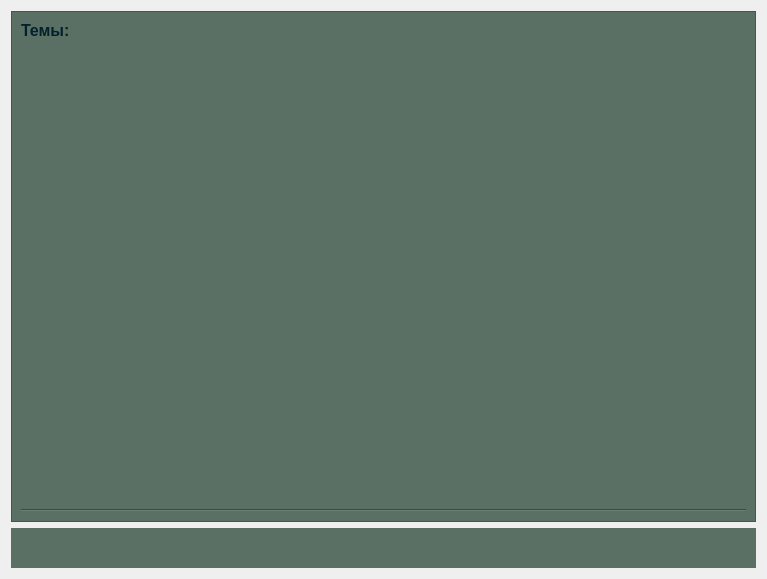
This is Widgets/labsmodul.ui in ThomasLucky13/ASSofOOP-Automated-Studying-System- as Qt 5 draws it before an edit. The edited form follows.
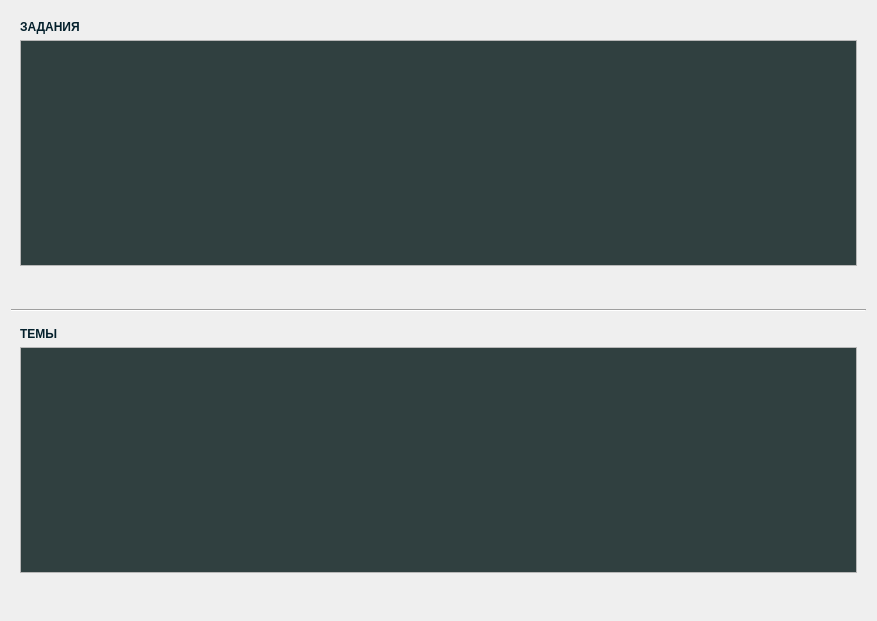
This is the edited form. Icons and pictures are not drawn.

Patch:
```diff
--- a/Widgets/labsmodul.ui
+++ b/Widgets/labsmodul.ui
@@ -6,8 +6,8 @@
    <rect>
     <x>0</x>
     <y>0</y>
-    <width>767</width>
-    <height>579</height>
+    <width>877</width>
+    <height>621</height>
    </rect>
   </property>
   <property name="windowTitle">
@@ -15,126 +15,53 @@
   </property>
   <layout class="QVBoxLayout" name="verticalLayout">
    <item>
-    <widget class="QScrollArea" name="scrollArea_2">
+    <widget class="QWidget" name="TaskWidget" native="true">
      <property name="sizePolicy">
       <sizepolicy hsizetype="Expanding" vsizetype="Expanding">
        <horstretch>0</horstretch>
        <verstretch>0</verstretch>
       </sizepolicy>
      </property>
-     <property name="styleSheet">
-      <string notr="true">border-color: rgb(48, 64, 64);
-background-color: rgb(91, 112, 101);</string>
-     </property>
-     <property name="widgetResizable">
-      <bool>true</bool>
-     </property>
-     <widget class="QWidget" name="scrollAreaWidgetContents_2">
-      <property name="geometry">
-       <rect>
-        <x>0</x>
-        <y>0</y>
-        <width>751</width>
-        <height>469</height>
-       </rect>
-      </property>
-      <property name="sizePolicy">
-       <sizepolicy hsizetype="Minimum" vsizetype="Expanding">
-        <horstretch>0</horstretch>
-        <verstretch>0</verstretch>
-       </sizepolicy>
-      </property>
-      <property name="font">
-       <font>
-        <pointsize>9</pointsize>
-       </font>
-      </property>
-      <property name="styleSheet">
-       <string notr="true">border-color: rgb(48, 64, 64);</string>
-      </property>
-      <layout class="QVBoxLayout" name="contextLayout">
+     <layout class="QVBoxLayout" name="verticalLayout_2">
        <item>
         <widget class="QLabel" name="label">
-         <property name="sizePolicy">
-          <sizepolicy hsizetype="Preferred" vsizetype="Preferred">
-           <horstretch>0</horstretch>
-           <verstretch>0</verstretch>
-          </sizepolicy>
-         </property>
          <property name="font">
           <font>
-           <pointsize>12</pointsize>
            <weight>75</weight>
            <bold>true</bold>
-           <underline>false</underline>
           </font>
          </property>
          <property name="styleSheet">
           <string notr="true">color: rgb(4, 32, 44);</string>
          </property>
          <property name="text">
-          <string>Темы:</string>
-         </property>
-         <property name="textFormat">
-          <enum>Qt::AutoText</enum>
-         </property>
-         <property name="alignment">
-          <set>Qt::AlignLeading|Qt::AlignLeft|Qt::AlignTop</set>
-         </property>
-         <property name="wordWrap">
-          <bool>false</bool>
-         </property>
-         <property name="margin">
-          <number>0</number>
-         </property>
+         <string>ЗАДАНИЯ</string>
+        </property>
         </widget>
        </item>
        <item>
-        <widget class="Line" name="line">
-         <property name="orientation">
-          <enum>Qt::Horizontal</enum>
-         </property>
-        </widget>
-       </item>
-      </layout>
-     </widget>
-    </widget>
-   </item>
-   <item>
-    <widget class="QWidget" name="widget_2" native="true">
-     <property name="sizePolicy">
-      <sizepolicy hsizetype="Expanding" vsizetype="Minimum">
-       <horstretch>0</horstretch>
-       <verstretch>0</verstretch>
-      </sizepolicy>
+       <widget class="QScrollArea" name="scrollArea">
+        <property name="widgetResizable">
+         <bool>true</bool>
+        </property>
+        <widget class="QWidget" name="scrollAreaWidgetContents">
+         <property name="geometry">
+          <rect>
+           <x>0</x>
+           <y>0</y>
+           <width>849</width>
+           <height>167</height>
+          </rect>
      </property>
      <property name="styleSheet">
-      <string notr="true">background-color: rgb(91, 112, 101);</string>
-     </property>
+          <string notr="true">background-color: rgb(48, 64, 64);</string>
+         </property>
+         <layout class="QVBoxLayout" name="tasksLayout"/>
+        </widget>
+       </widget>
+      </item>
+      <item>
      <layout class="QHBoxLayout" name="horizontalLayout">
-      <item>
-       <widget class="QPushButton" name="pushButton">
-        <property name="styleSheet">
-         <string notr="true"/>
-        </property>
-        <property name="text">
-         <string/>
-        </property>
-        <property name="icon">
-         <iconset resource="../resources/ASSforOOP.qrc">
-          <normaloff>:/images/GenerateLabs.svg</normaloff>:/images/GenerateLabs.svg</iconset>
-        </property>
-        <property name="iconSize">
-         <size>
-          <width>60</width>
-          <height>60</height>
-         </size>
-        </property>
-        <property name="flat">
-         <bool>true</bool>
-        </property>
-       </widget>
-      </item>
       <item>
        <spacer name="horizontalSpacer">
         <property name="orientation">
@@ -149,9 +76,105 @@
        </spacer>
       </item>
       <item>
-       <widget class="QPushButton" name="addTheme">
+         <widget class="QPushButton" name="taskEditButton">
+          <property name="icon">
+           <iconset resource="../resources/ASSforOOP.qrc">
+            <normaloff>:/images/Edit.svg</normaloff>:/images/Edit.svg</iconset>
+          </property>
+          <property name="iconSize">
+           <size>
+            <width>60</width>
+            <height>60</height>
+           </size>
+          </property>
+          <property name="flat">
+           <bool>true</bool>
+          </property>
+         </widget>
+        </item>
+       </layout>
+      </item>
+     </layout>
+    </widget>
+   </item>
+   <item>
+    <widget class="Line" name="line">
         <property name="styleSheet">
-         <string notr="true"/>
+      <string notr="true">color: rgb(48, 64, 64);</string>
+     </property>
+     <property name="orientation">
+      <enum>Qt::Horizontal</enum>
+     </property>
+    </widget>
+   </item>
+   <item>
+    <widget class="QWidget" name="ThemsWidget" native="true">
+     <property name="sizePolicy">
+      <sizepolicy hsizetype="Expanding" vsizetype="Expanding">
+       <horstretch>0</horstretch>
+       <verstretch>0</verstretch>
+      </sizepolicy>
+     </property>
+     <layout class="QVBoxLayout" name="verticalLayout_3">
+      <item>
+       <widget class="QLabel" name="label_2">
+        <property name="font">
+         <font>
+          <weight>75</weight>
+          <bold>true</bold>
+         </font>
+        </property>
+        <property name="styleSheet">
+         <string notr="true">color: rgb(4, 32, 44);</string>
+        </property>
+        <property name="text">
+         <string>ТЕМЫ</string>
+        </property>
+       </widget>
+      </item>
+      <item>
+       <widget class="QScrollArea" name="scrollArea_2">
+        <property name="widgetResizable">
+         <bool>true</bool>
+        </property>
+        <widget class="QWidget" name="scrollAreaWidgetContents_2">
+         <property name="geometry">
+          <rect>
+           <x>0</x>
+           <y>0</y>
+           <width>849</width>
+           <height>167</height>
+          </rect>
+         </property>
+         <property name="styleSheet">
+          <string notr="true">background-color: rgb(48, 64, 64);</string>
+         </property>
+         <layout class="QVBoxLayout" name="themsLayout"/>
+        </widget>
+       </widget>
+      </item>
+      <item>
+       <layout class="QHBoxLayout" name="horizontalLayout_2">
+        <item>
+         <spacer name="horizontalSpacer_2">
+          <property name="orientation">
+           <enum>Qt::Horizontal</enum>
+          </property>
+          <property name="sizeHint" stdset="0">
+           <size>
+            <width>40</width>
+            <height>20</height>
+           </size>
+          </property>
+         </spacer>
+        </item>
+        <item>
+         <widget class="QPushButton" name="themsEditButton">
+          <property name="sizePolicy">
+           <sizepolicy hsizetype="Fixed" vsizetype="Fixed">
+            <horstretch>0</horstretch>
+            <verstretch>0</verstretch>
+           </sizepolicy>
         </property>
         <property name="text">
          <string/>
@@ -170,6 +193,8 @@
          <bool>true</bool>
         </property>
        </widget>
+        </item>
+       </layout>
       </item>
      </layout>
     </widget>
```
Left out of the diff: 2 changed lines with no effect on the pictures. Lines whose indentation alone changed are shown as unchanged.
